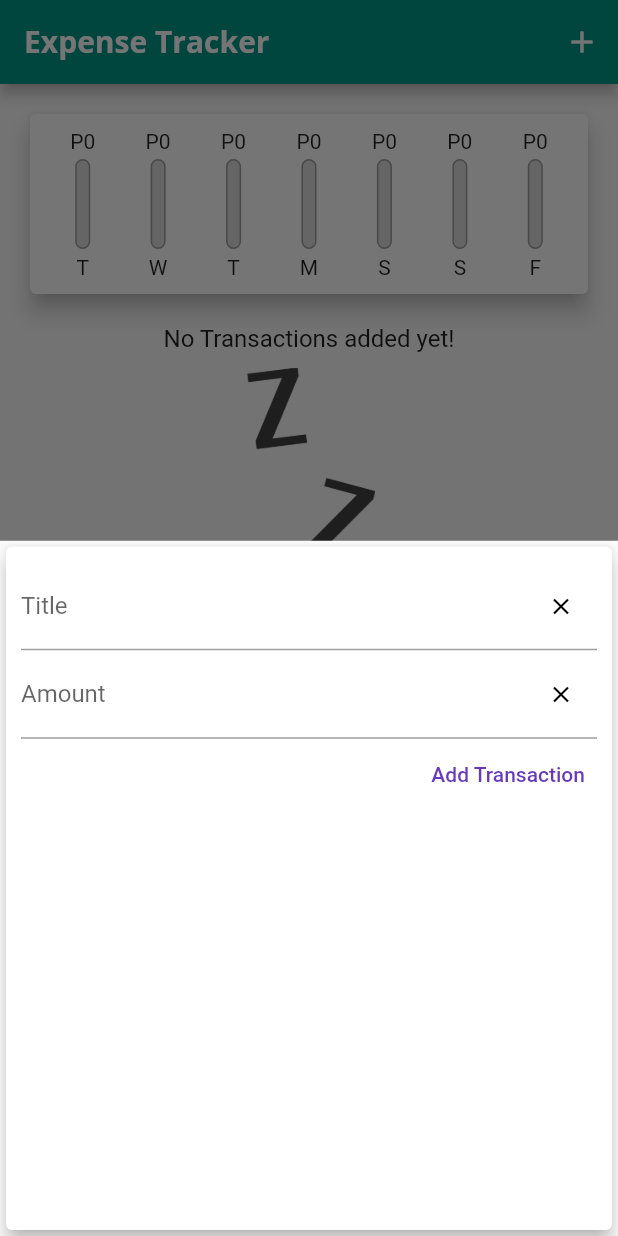
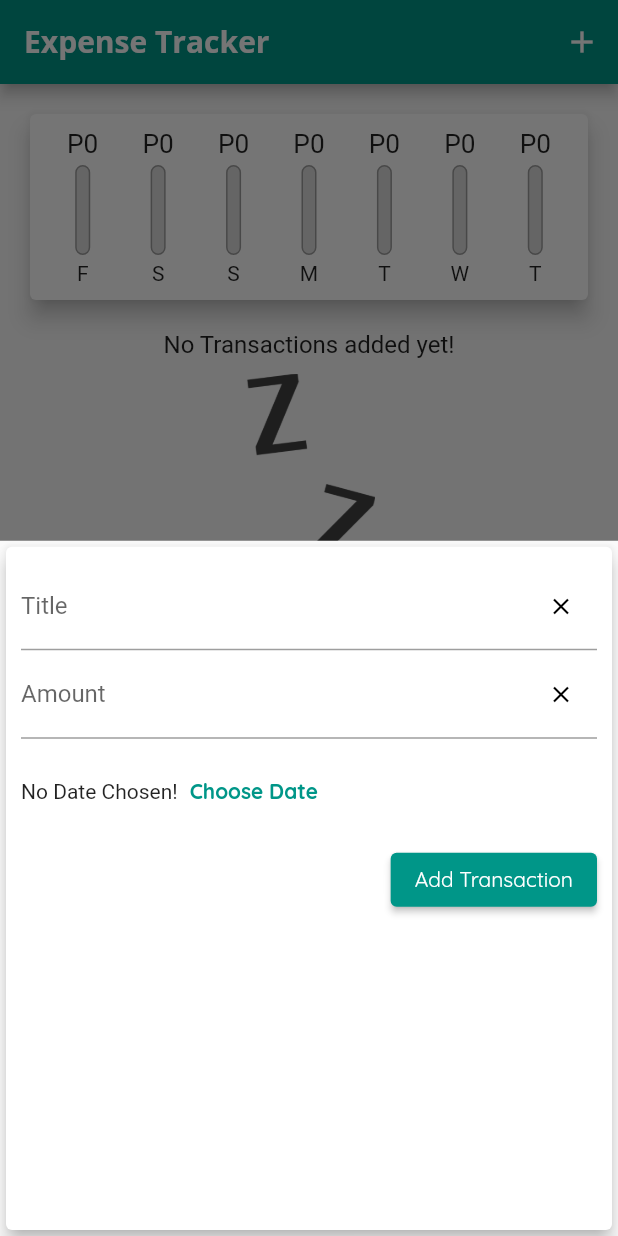
Before and after one commit to EliezerAmbion/flutter_expense_tracker, a Flutter app: the screen it shows after launch, after a tap on the "add" icon, on a phone screen of 412 x 824 dp. Run offline on Flutter 3.47's test engine with Material 2 defaults, Android fonts, the phone set to English and light mode, and no system bars.

Commit message:
edit styling and added btn for date picker

```diff
--- a/lib/main.dart
+++ b/lib/main.dart
@@ -23,6 +23,9 @@ class MyApp extends StatelessWidget {
                 fontFamily: 'OpenSans',
                 fontWeight: FontWeight.bold,
                 fontSize: 18,
+              ),
+              button: const TextStyle(
+                color: Colors.white,
               ),
             ),
         // theme for the appbar
--- a/lib/widgets/chart.dart
+++ b/lib/widgets/chart.dart
@@ -26,7 +26,7 @@ class Chart extends StatelessWidget {
         'day': DateFormat.E().format(weekDay).substring(0, 1),
         'amount': totalSum,
       };
-    });
+    }).reversed.toList();
   }
 
   double get totalSpending {
--- a/lib/widgets/chart_bar.dart
+++ b/lib/widgets/chart_bar.dart
@@ -11,8 +11,11 @@ class ChartBar extends StatelessWidget {
   Widget build(BuildContext context) {
     return Column(
       children: [
-        FittedBox(
-          child: Text('P${spendingAmount.toStringAsFixed(0)}'),
+        Container(
+          height: 20,
+          child: FittedBox(
+            child: Text('P${spendingAmount.toStringAsFixed(0)}'),
+          ),
         ),
         const SizedBox(height: 4),
         Container(
--- a/lib/widgets/new_transaction.dart
+++ b/lib/widgets/new_transaction.dart
@@ -60,7 +60,7 @@ class _NewTransactionState extends State<NewTransaction> {
               controller: titleController,
               // you can add (_) => submitData() to add data on the press of the check in the keyboard
               // notice that it has a parenthesis ()
-              // NOTE: you commented it out because you don't want that behaviour
+              // NOTE: you commented it (below code) because you don't want that behaviour
               // onSubmitted: (_) => submitData(),
             ),
             TextField(
@@ -84,8 +84,30 @@ class _NewTransactionState extends State<NewTransaction> {
               // NOTE: you commented it out because you don't want that behaviour
               // onSubmitted: (_) => submitData(),
             ),
-            TextButton(
-              style: TextButton.styleFrom(foregroundColor: Colors.deepPurple),
+            Container(
+              height: 70,
+              child: Row(
+                children: [
+                  const Text('No Date Chosen!'),
+                  TextButton(
+                    style: TextButton.styleFrom(
+                      foregroundColor: Theme.of(context).primaryColor,
+                    ),
+                    onPressed: () {},
+                    child: const Text(
+                      'Choose Date',
+                      style: TextStyle(
+                        fontWeight: FontWeight.bold,
+                      ),
+                    ),
+                  )
+                ],
+              ),
+            ),
+            ElevatedButton(
+              style: TextButton.styleFrom(
+                foregroundColor: Theme.of(context).textTheme.button!.color,
+              ),
               // this submitData has no parenthesis, study why
               onPressed: submitData,
               child: const Text('Add Transaction'),
```
